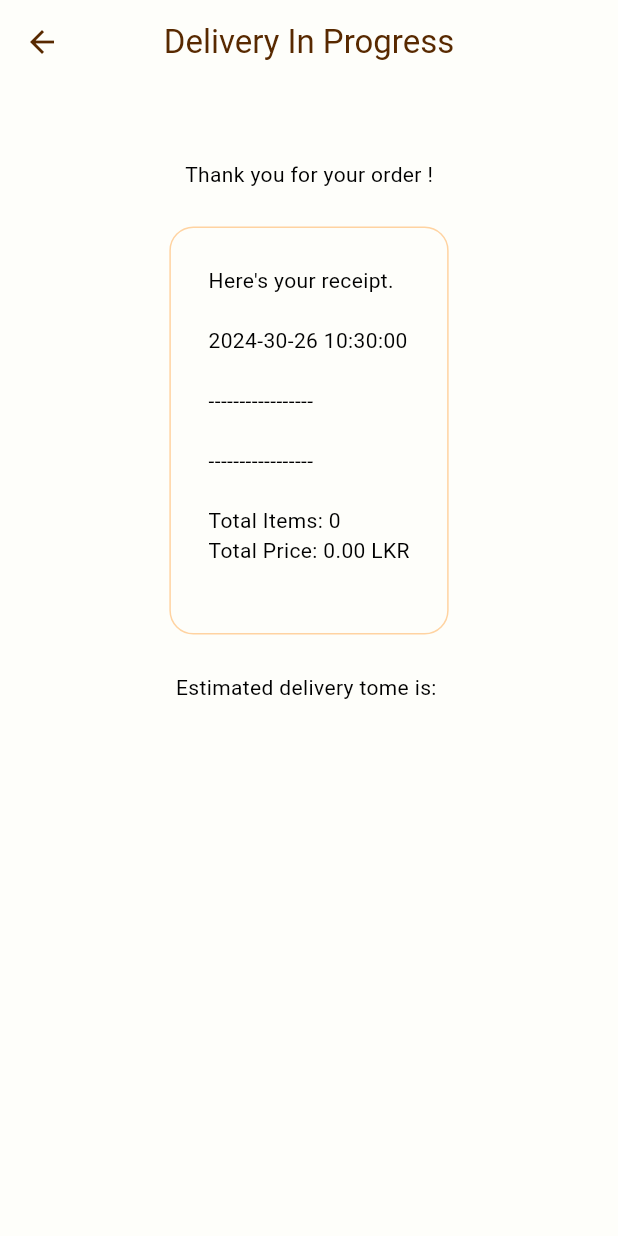
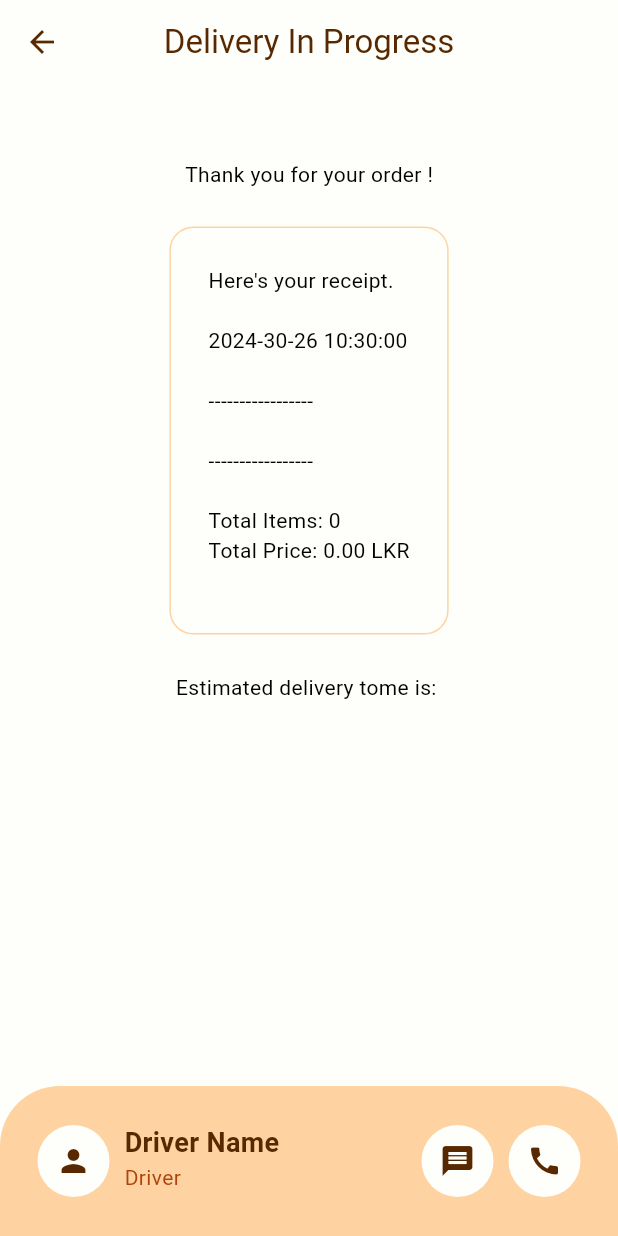
Before and after one commit to Rizz-33/Blend-Bristo, a Flutter app: the DeliveryProgressPage screen opened directly, on a phone screen of 412 x 824 dp. Run offline on Flutter 3.47's test engine with Material 3 defaults, Android fonts, the phone set to English and light mode, and no system bars; our stand-ins replace flutter_credit_card.

Commit message:
refactor: cart tile

```diff
--- a/lib/components/carttile.dart
+++ b/lib/components/carttile.dart
@@ -11,17 +11,20 @@ class MyCartTile extends StatelessWidget {
 
   @override
   Widget build(BuildContext context) {
-    return Consumer<Restaurant>(builder: (context, restaurant, child) => Container(
+    return Consumer<Restaurant>(
+      builder: (context, restaurant, child) => Container(
         decoration: BoxDecoration(
           color: Theme.of(context).colorScheme.secondary,
           borderRadius: BorderRadius.circular(16)
         ),
         margin: EdgeInsets.symmetric(horizontal: 25, vertical: 10),
         child: Column(
+          crossAxisAlignment: CrossAxisAlignment.start,
           children: [
+            // Food image, name, price, and quantity selector
             Row(
+              mainAxisSize: MainAxisSize.min, // Set mainAxisSize to min
               children: [
-              //food image
                 Padding(
                   padding: const EdgeInsets.all(16.0),
                   child: Image.asset(
@@ -29,25 +32,15 @@ class MyCartTile extends StatelessWidget {
                     height: 70,
                   ),
                 ),
-
-              SizedBox(width: 10,),
-
-              //name and price
-              Column(
+                Flexible(
+                  child: Column(
                     crossAxisAlignment: CrossAxisAlignment.start,
                     children: [
-                  //food name
                       Text(cartItem.food.name),
-
-                  //food price
-                  Text(cartItem.food.price.toString()+" LKR"),
-
+                      Text("${cartItem.food.price} LKR"),
                     ],
                   ),
-
-              Spacer(),
-
-              //increment or decrement quantity
+                ),
                 Padding(
                   padding: const EdgeInsets.symmetric(horizontal: 16),
                   child: MyQuantitySelector(
@@ -63,9 +56,9 @@ class MyCartTile extends StatelessWidget {
                 ),
               ],
             ),
-          //addons
+            // Addons
             Padding(
-            padding: const EdgeInsets.all(8.0),
+              padding: const EdgeInsets.only(left: 16.0, bottom: 8),
               child: SizedBox(
                 height: cartItem.selectedAddons.isEmpty ? 0 : 60,
                 child: ListView(
@@ -75,19 +68,15 @@ class MyCartTile extends StatelessWidget {
                     child: FilterChip(
                       label: Row(
                         children: [
-                        //addon name
                           Text(addon.name),
-
-                        SizedBox(width: 16,),
-                        //addon price
-                        Text("("+addon.price.toString()+" LKR)"),
-
+                          SizedBox(width: 16),
+                          Text("(${addon.price} LKR)"),
                         ],
                       ),
                       shape: StadiumBorder(
                         side: BorderSide(
                           color: Theme.of(context).colorScheme.tertiary,
-                      )
+                        ),
                       ),
                       onSelected: (value) {},
                       backgroundColor: Theme.of(context).colorScheme.secondary,
@@ -99,10 +88,10 @@ class MyCartTile extends StatelessWidget {
                   )).toList(),
                 ),
               ),
-          )
-
+            ),
           ],
         ),
-    ));
+      ),
+    );
   }
 }
--- a/lib/components/receipt.dart
+++ b/lib/components/receipt.dart
@@ -7,7 +7,8 @@ class MyReceipt extends StatelessWidget {
 
   @override
   Widget build(BuildContext context) {
-    return Padding(
+    return SingleChildScrollView(
+      child: Padding(
         padding: EdgeInsets.only(left: 25, right: 25, bottom: 25, top: 50),
         child: Center(
           child: Column(
@@ -33,6 +34,7 @@ class MyReceipt extends StatelessWidget {
             ],
           ),
         ),
+      ),
     );
   }
 }
--- a/lib/pages/deliveryprogress.dart
+++ b/lib/pages/deliveryprogress.dart
@@ -14,9 +14,96 @@ class DeliveryProgressPage extends StatelessWidget {
         foregroundColor: Theme.of(context).colorScheme.primary,
         centerTitle: true,
       ),
-      body: Column(
+      bottomNavigationBar: _buildBottomNavBar(context),
+      body: SingleChildScrollView(
+        child: Column(
+          children: [
+            MyReceipt(),
+          ],
+        ),
+      ),
+    );
+  }
+
+  // Custom bottom navbar
+  Widget _buildBottomNavBar(BuildContext context) {
+    return Container(
+      height: 100,
+      decoration: BoxDecoration(
+        color: Theme.of(context).colorScheme.secondary,
+        borderRadius: BorderRadius.only(
+          topLeft: Radius.circular(40),
+          topRight: Radius.circular(40),
+        ),
+      ),
+      padding: EdgeInsets.all(25),
+      child: Row(
         children: [
-          MyReceipt(),
+          // Profile image of driver
+          Container(
+            decoration: BoxDecoration(
+              color: Theme.of(context).colorScheme.background,
+              shape: BoxShape.circle,
+            ),
+            child: IconButton(
+              onPressed: () {},
+              icon: Icon(Icons.person, color: Theme.of(context).colorScheme.primary,),
+            ),
+          ),
+
+          SizedBox(width: 10,),
+          // Driver details
+          Column(
+            crossAxisAlignment: CrossAxisAlignment.start,
+            children: [
+              Text(
+                "Driver Name",
+                style: TextStyle(
+                  fontWeight: FontWeight.bold,
+                  fontSize: 18,
+                  color: Theme.of(context).colorScheme.primary,
+                ),
+              ),
+              Text(
+                "Driver",
+                style: TextStyle(
+                  color: Theme.of(context).colorScheme.tertiary,
+                ),
+              ),
+            ],
+          ),
+
+          Spacer(),
+
+          Row(
+            children: [
+              // Message button
+              Container(
+                decoration: BoxDecoration(
+                  color: Theme.of(context).colorScheme.background,
+                  shape: BoxShape.circle,
+                ),
+                child: IconButton(
+                  onPressed: () {},
+                  icon: Icon(Icons.message, color: Theme.of(context).colorScheme.primary,),
+                ),
+              ),
+
+              SizedBox(width: 10,),
+
+              // Call button
+              Container(
+                decoration: BoxDecoration(
+                  color: Theme.of(context).colorScheme.background,
+                  shape: BoxShape.circle,
+                ),
+                child: IconButton(
+                  onPressed: () {},
+                  icon: Icon(Icons.call, color: Theme.of(context).colorScheme.primary,),
+                ),
+              ),
+            ],
+          ),
         ],
       ),
     );
```
Lines whose indentation alone changed are shown as unchanged.
